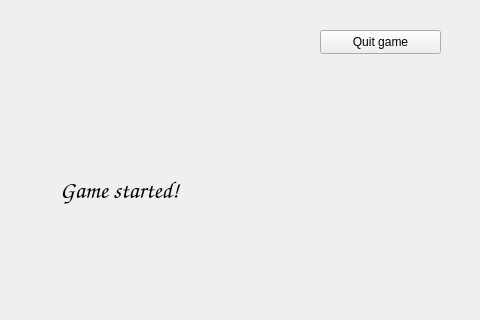
Old version of the form Qt-ui/gamescreenwidget.ui in the repository onisimm/Cookie-Byte-10LF323; both pictures show x 170 to 650 and y 0 to 320 of the 650 by 450 pixel window.
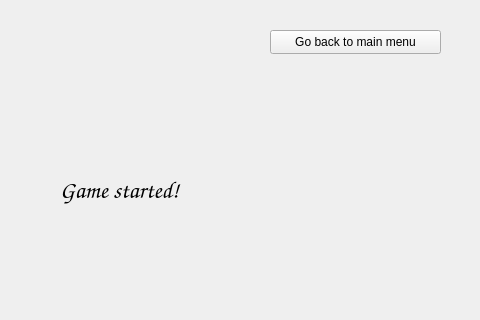
New version of the form.

Commit message: added from game to menu functionality

Patch:
```diff
--- a/Qt-ui/gamescreenwidget.ui
+++ b/Qt-ui/gamescreenwidget.ui
@@ -35,14 +35,14 @@
   <widget class="QPushButton" name="pushButton">
    <property name="geometry">
     <rect>
-     <x>490</x>
+     <x>440</x>
      <y>30</y>
-     <width>121</width>
+     <width>171</width>
      <height>24</height>
     </rect>
    </property>
    <property name="text">
-    <string>Quit game</string>
+    <string>Go back to main menu</string>
    </property>
   </widget>
  </widget>
```
Left out of the diff: 2 changed lines with no effect on the pictures. The commit also changes 8 other files.
